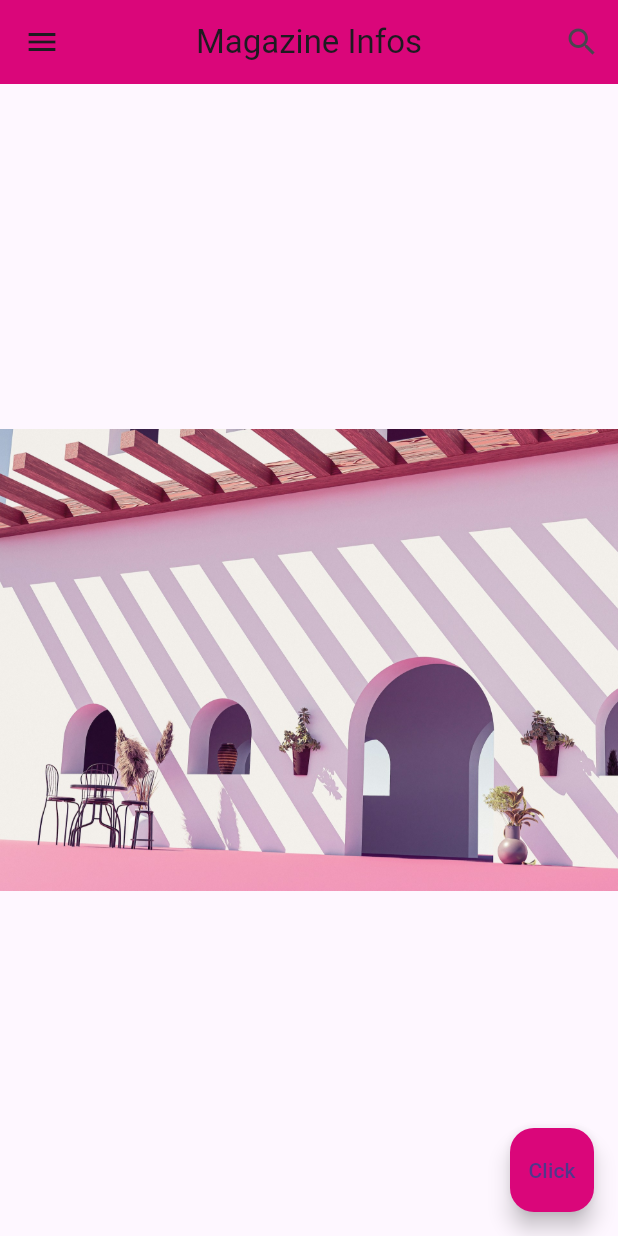
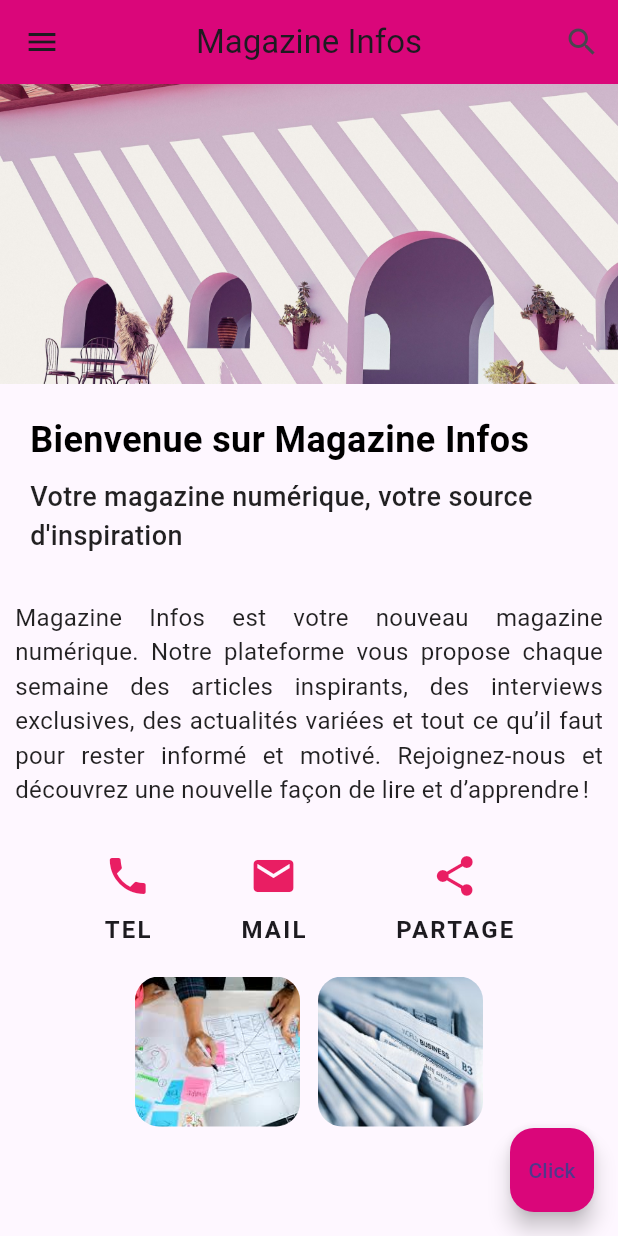
Before and after one commit to romaricawesso/ApplicationFlutterMagazine, a Flutter app: the screen it shows after launch, on a phone screen of 412 x 824 dp. Run offline on Flutter 3.47's test engine with Material 3 defaults, Android fonts, the phone set to English and light mode, and no system bars.

Commit message:
activite 4

```diff
--- a/lib/main.dart
+++ b/lib/main.dart
@@ -12,12 +12,13 @@ import 'package:flutter/material.dart';
   Widget build(BuildContext context) {
     return const MaterialApp(
         debugShowCheckedModeBanner: false,
-      title: 'Magazine', home:  pageAccueil());
+        title: 'Magazine',
+        home: pageAccueil());
   }
 }
 
-class  pageAccueil extends StatelessWidget {
-  const  pageAccueil({super.key});
+class pageAccueil extends StatelessWidget {
+  const pageAccueil({super.key});
 
   @override
   Widget build(BuildContext context) {
@@ -41,14 +42,28 @@ class  pageAccueil extends StatelessWidget {
               // Action search
             },
           ),
-
         ],
       ),
-
-    body: const Center(
-          child: Image(
+      body: const Column(
+        children: [
+          Image(
             image: AssetImage('assets/images/dart.jpg'),
-      )
+            width: double.infinity,
+            height: 200, // par exemple
+            fit: BoxFit.cover,
+          ),
+          partieTitre(
+            titreNiveau1: 'Bienvenue sur Magazine Infos',
+            titreNiveau2:
+                'Votre magazine numérique, votre source d\'inspiration',
+          ),
+          partieTexte(),
+          partieIcone(),
+          partieRubrique(
+              assetImage1: 'assets/images/equipe.jpg',
+              assetImage2: 'assets/images/archives.jpg',
+          ),
+        ],
       ),
       floatingActionButton: FloatingActionButton(
         onPressed: () {
@@ -62,3 +77,171 @@ class  pageAccueil extends StatelessWidget {
     );
   }
 }
+
+class partieTitre extends StatelessWidget {
+  final String titreNiveau1;
+  final String titreNiveau2;
+
+  const partieTitre({
+    Key? key,
+    required this.titreNiveau1,
+    required this.titreNiveau2,
+  }) : super(key: key);
+
+  @override
+  Widget build(BuildContext context) {
+    return Container(
+      width: double.infinity,
+      padding: const EdgeInsets.all(20),
+      child: Column(
+        crossAxisAlignment: CrossAxisAlignment.start,
+        children: [
+          Text(
+            titreNiveau1,
+            style: const TextStyle(
+              fontSize: 24,
+              fontWeight: FontWeight.bold,
+              color: Colors.black,
+            ),
+          ),
+          const SizedBox(height: 8),
+          Text(
+            titreNiveau2,
+            style: const TextStyle(
+              fontSize: 18,
+              fontWeight: FontWeight.w500,
+              color: Colors.black87,
+            ),
+          ),
+        ],
+      ),
+    );
+  }
+}
+
+class partieTexte extends StatelessWidget {
+  const partieTexte({Key? key}) : super(key: key);
+
+  @override
+  Widget build(BuildContext context) {
+    return Container(
+      padding: const EdgeInsets.all(10),
+      child: const Text(
+        "Magazine Infos est votre nouveau magazine numérique. "
+        "Notre plateforme vous propose chaque semaine des articles inspirants, "
+        "des interviews exclusives, des actualités variées et tout ce qu’il faut pour rester informé et motivé. "
+        "Rejoignez-nous et découvrez une nouvelle façon de lire et d’apprendre !",
+        style: TextStyle(
+          fontSize: 16,
+          color: Colors.black87,
+        ),
+        textAlign: TextAlign.justify,
+      ),
+    );
+  }
+}
+
+class partieIcone extends StatelessWidget {
+  const partieIcone({Key? key}) : super(key: key);
+
+  @override
+  Widget build(BuildContext context) {
+    return Container(
+      padding: const EdgeInsets.symmetric(vertical: 20, horizontal: 10),
+      child: Row(
+        mainAxisAlignment: MainAxisAlignment.spaceEvenly,
+        children: [
+          Container(
+            child: Column(
+              children:const [
+                Icon(Icons.phone, size: 32, color: Colors.pink),
+                SizedBox(height: 8),
+                Text(
+                  "TEL",
+                  style: TextStyle(
+                    fontSize: 16,
+                    fontWeight: FontWeight.bold,
+                    letterSpacing: 1.5,
+                  ),
+                ),
+              ],
+            ),
+          ),
+          Container(
+            child: Column(
+              children: const [
+                Icon(Icons.email, size: 32, color: Colors.pink),
+                SizedBox(height: 8),
+                Text(
+                  "MAIL",
+                  style: TextStyle(
+                    fontSize: 16,
+                    fontWeight: FontWeight.bold,
+                    letterSpacing: 1.5,
+                  ),
+                ),
+              ],
+            ),
+          ),
+          Container(
+            child: Column(
+              children: const [
+                Icon(Icons.share, size: 32, color: Colors.pink),
+                SizedBox(height: 8),
+                Text(
+                  "PARTAGE",
+                  style: TextStyle(
+                    fontSize: 16,
+                    fontWeight: FontWeight.bold,
+                    letterSpacing: 1.5,
+                  ),
+                ),
+              ],
+            ),
+          ),
+        ],
+      ),
+    );
+  }
+}
+
+class partieRubrique extends StatelessWidget {
+  final String assetImage1;
+  final String assetImage2;
+
+  const partieRubrique({
+    Key? key,
+    required this.assetImage1,
+    required this.assetImage2,
+  }) : super(key: key);
+
+  @override
+  Widget build(BuildContext context) {
+    return Container(
+      padding: const EdgeInsets.symmetric(horizontal: 90), // Espacement horizontal
+      child: Row(
+        mainAxisAlignment: MainAxisAlignment.spaceBetween,
+        children: [
+          ClipRRect(
+            borderRadius: BorderRadius.circular(16),
+            child: Image.asset(
+              assetImage1,
+              width: 110,
+              height: 100,
+              fit: BoxFit.cover,
+            ),
+          ),
+          ClipRRect(
+            borderRadius: BorderRadius.circular(16),
+            child: Image.asset(
+              assetImage2,
+              width: 110,
+              height: 100,
+              fit: BoxFit.cover,
+            ),
+          ),
+        ],
+      ),
+    );
+  }
+}
```
Also changed, not shown: assets/images/archives.jpg (added), assets/images/equipe.jpg (added). Lines whose indentation alone changed are shown as unchanged.
